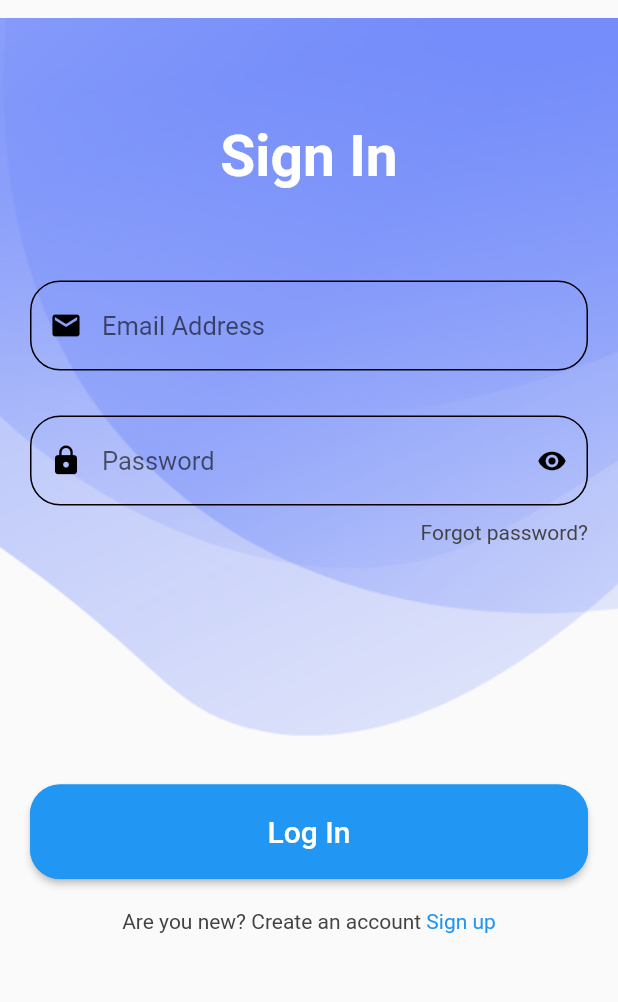
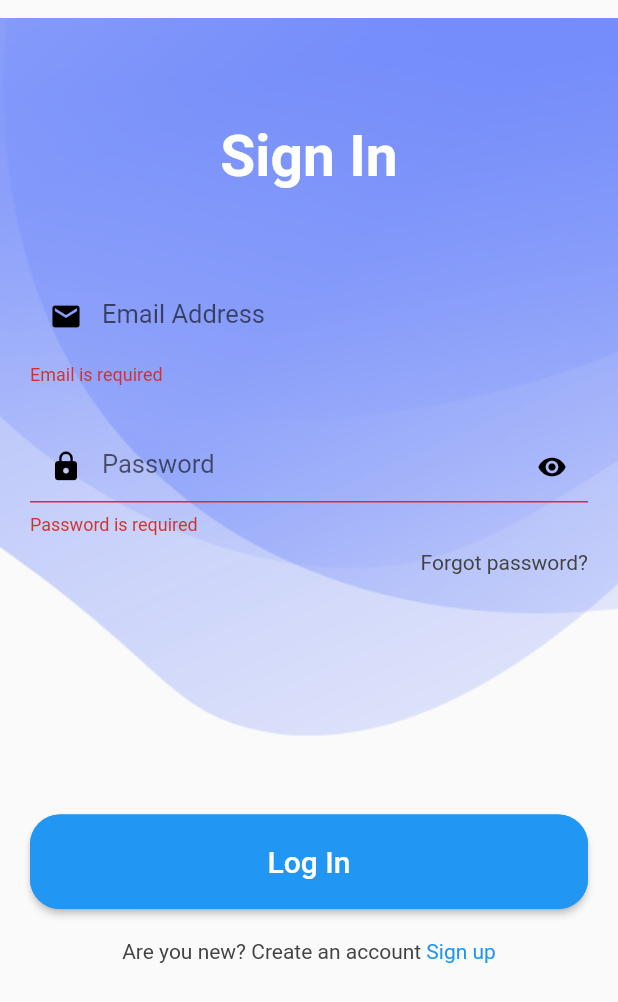
Before and after one commit to sundipthapa/Butcheryshop, a Flutter app: the screen it shows after launch, after a tap on "Log In", on a phone screen of 412 x 824 dp. Shown: the top 1002 px of the screen. Run offline on Flutter 3.47's test engine with Material 2 defaults, Android fonts, the light colour scheme and no system bars; our stand-ins replace cloud_firestore, firebase_auth; accounts and stored records are empty; Roboto replaces fonts that are missing (WorkSansSemiBold); statements that could not run were skipped.

Commit message:
:safety_vest: validation on login

```diff
--- a/lib/screens/auth/login.dart
+++ b/lib/screens/auth/login.dart
@@ -52,7 +52,9 @@ class _LoginScreenState extends State<LoginScreen> {
 
   @override
   Widget build(BuildContext context) {
-    return SafeArea(
+    return Form(
+      key: _formKey,
+      child: SafeArea(
         child: Scaffold(
           body: Center(
             child: SingleChildScrollView(
@@ -87,6 +89,7 @@ class _LoginScreenState extends State<LoginScreen> {
                     TextFormField(
                       controller: _emailController,
                       keyboardType: TextInputType.emailAddress,
+                      validator: ValidateLogin.emailValidate,
                       style: const TextStyle(
                           fontFamily: 'WorkSansSemiBold',
                           fontSize: 16.0,
@@ -113,6 +116,7 @@ class _LoginScreenState extends State<LoginScreen> {
                     TextFormField(
                       controller: _passwordController,
                       obscureText: _obscureTextPassword,
+                      validator: ValidateLogin.password,
                       style: const TextStyle(
                           fontFamily: 'WorkSansSemiBold',
                           fontSize: 16.0,
@@ -168,8 +172,8 @@ class _LoginScreenState extends State<LoginScreen> {
                       width: double.infinity,
                       child: ElevatedButton(
                           style: ButtonStyle(
-                          shape:
-                              MaterialStateProperty.all<RoundedRectangleBorder>(
+                            shape: MaterialStateProperty.all<
+                                    RoundedRectangleBorder>(
                                 RoundedRectangleBorder(
                                     borderRadius: BorderRadius.circular(20),
                                     side: BorderSide(color: Colors.blue))),
@@ -211,6 +215,24 @@ class _LoginScreenState extends State<LoginScreen> {
             ),
           ),
         ),
+      ),
     );
   }
 }
+
+class ValidateLogin {
+  static String? emailValidate(String? value) {
+    if (value == null || value.isEmpty) {
+      return "Email is required";
+    }
+
+    return null;
+  }
+
+  static String? password(String? value) {
+    if (value == null || value.isEmpty) {
+      return "Password is required";
+    }
+    return null;
+  }
+}
```
Also changed, not shown: lib/screens/auth/register.dart (+20 -4 lines). Lines whose indentation alone changed are shown as unchanged.
